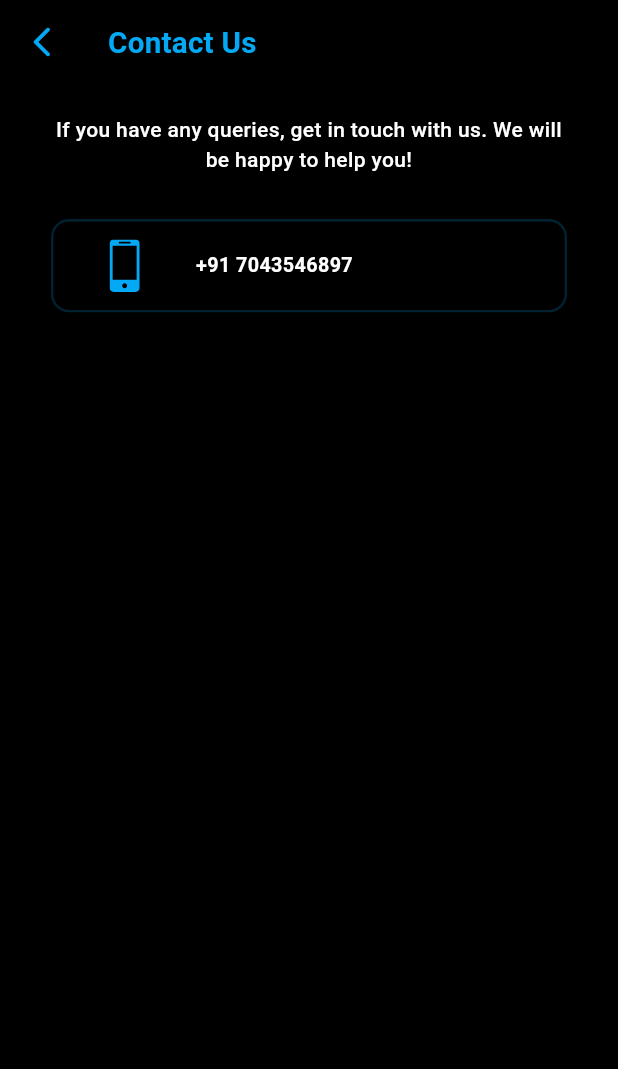
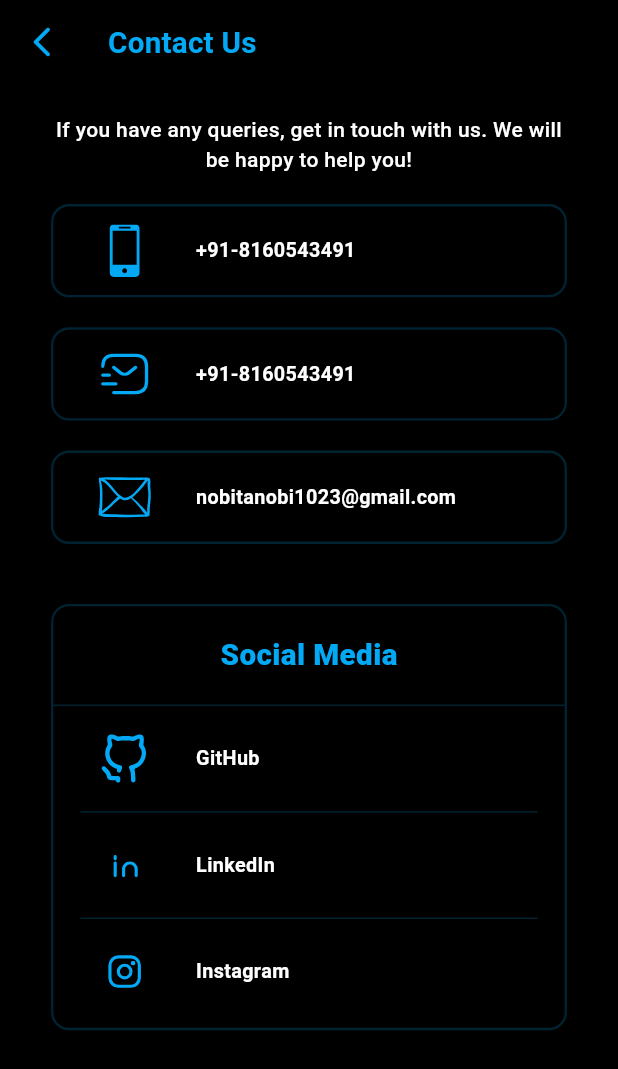
Before and after one commit to Zimil-Patel/advance_flutter_ch1, a Flutter app: the screen it shows after launch, on a phone screen of 412 x 824 dp. Shown: the top 1069 px of the screen. Run offline on Flutter 3.47's test engine with Material 3 defaults, Android fonts, the phone set to English and light mode, and no system bars; our stand-ins replace blurrycontainer, flutter_svg, google_fonts, image_gallery_saver, shared_preferences.

Commit message:
11 Oct 24

```diff
--- /dev/null
+++ b/lib/contact us page/screens/contact us home screen/components/contact_list.dart
@@ -0,0 +1,44 @@
+import 'package:advance_flutter_ch1/contact%20us%20page/screens/contact%20us%20home%20screen/components/social_media_button.dart';
+import 'package:flutter/material.dart';
+
+class ContactList extends StatelessWidget {
+  const ContactList({
+    super.key,
+    required this.height,
+  });
+
+  final double height;
+
+  @override
+  Widget build(BuildContext context) {
+    return Column(
+      children: [
+
+        // call
+        SocialMediaButton(
+          height: height,
+          label: '+91-8160543491',
+          svg: 'phone',
+          uri: Uri.parse('tel:+91-8160543491'),
+        ),
+
+        // sms
+        SocialMediaButton(
+          height: height,
+          label: '+91-8160543491',
+          svg: 'sms',
+          uri: Uri.parse('sms:+91-8160543491'),
+        ),
+
+        // email
+        SocialMediaButton(
+          height: height,
+          label: 'nobitanobi1023@gmail.com',
+          svg: 'mail',
+          uri: Uri.parse(
+              'mailto:nobitanobi1023@gmail.com?subject=Flutter&body=New%20Plugin'),
+        ),
+      ],
+    );
+  }
+}
--- /dev/null
+++ b/lib/contact us page/screens/contact us home screen/components/social_media_button.dart
@@ -0,0 +1,77 @@
+import 'package:flutter/cupertino.dart';
+import 'package:flutter/material.dart';
+import 'package:flutter_svg/flutter_svg.dart';
+import 'package:url_launcher/url_launcher.dart';
+
+class SocialMediaButton extends StatelessWidget {
+  const SocialMediaButton({
+    super.key,
+    required this.height,
+    required this.uri,
+    required this.svg,
+    required this.label,
+    this.showInAppWeb = false,
+    this.border = true,
+    this.margin,
+  });
+
+  final double height;
+  final Uri uri;
+  final String svg;
+  final String label;
+  final bool showInAppWeb;
+  final bool border;
+  final double? margin;
+
+  @override
+  Widget build(BuildContext context) {
+    return CupertinoButton(
+      onPressed: () async {
+        // launch in inAppWebView if showInAppWeb is true
+        if (showInAppWeb) {
+          await launchUrl(uri, mode: LaunchMode.inAppWebView);
+        } else {
+          await launchUrl(uri);
+        }
+      },
+      padding: EdgeInsets.zero,
+      child: Container(
+        margin: const EdgeInsets.symmetric(vertical: 10),
+        decoration: BoxDecoration(
+          borderRadius: BorderRadius.circular(12),
+          border: !border
+              ? null
+              : Border.all(
+                  width: 1.6,
+                  color: Colors.lightBlue.withOpacity(0.2),
+                ),
+        ),
+        child: Row(
+          crossAxisAlignment: CrossAxisAlignment.center,
+          children: [
+            Container(
+              height: 35,
+              width: 35,
+              margin:
+                  EdgeInsets.symmetric(horizontal: 30, vertical: margin ?? 12),
+              child: SvgPicture.asset(
+                'assets/svg/$svg.svg',
+                color: Colors.lightBlue,
+                fit: BoxFit.cover,
+              ),
+            ),
+            Text(
+              label,
+              style: Theme.of(context).textTheme.bodyMedium!.copyWith(
+                    fontSize: height * 0.016,
+                    overflow: TextOverflow.ellipsis,
+                    fontWeight: FontWeight.w600,
+                  ),
+            ),
+            const Spacer(),
+          ],
+        ),
+      ),
+    );
+  }
+}
--- /dev/null
+++ b/lib/contact us page/screens/contact us home screen/components/social_media_list.dart
@@ -0,0 +1,93 @@
+import 'package:advance_flutter_ch1/contact%20us%20page/screens/contact%20us%20home%20screen/components/social_media_button.dart';
+import 'package:advance_flutter_ch1/contact%20us%20page/screens/contact%20us%20home%20screen/components/social_media_title.dart';
+import 'package:flutter/material.dart';
+
+class SocialMediaList extends StatelessWidget {
+  const SocialMediaList({
+    super.key,
+    required this.height,
+  });
+
+  final double height;
+
+  @override
+  Widget build(BuildContext context) {
+    return Container(
+      margin: const EdgeInsets.symmetric(vertical: 10),
+      decoration: BoxDecoration(
+        borderRadius: BorderRadius.circular(12),
+        border: Border.all(
+          width: 1.6,
+          color: Colors.lightBlue.withOpacity(0.2),
+        ),
+      ),
+      child: Column(
+        children: [
+
+          const SizedBox(
+            height: 6,
+          ),
+
+          // Social media title
+          SocialMediaTitle(height: height),
+
+          Divider(
+            color: Colors.lightBlue.withOpacity(0.2),
+          ),
+
+
+          // Github
+          SocialMediaButton(
+            height: height,
+            uri: Uri.parse('https://github.com/Zimil-Patel'),
+            svg: 'github',
+            label: 'GitHub',
+            showInAppWeb: true,
+            border: false,
+            margin: 0,
+          ),
+
+          Divider(
+            color: Colors.lightBlue.withOpacity(0.2),
+            indent: 18,
+            endIndent: 18,
+          ),
+
+
+          // Linked In
+          SocialMediaButton(
+            height: height,
+            uri: Uri.parse('https://www.linkedin.com/in/zimil-patel/'),
+            svg: 'linkedin',
+            label: 'LinkedIn',
+            showInAppWeb: true,
+            border: false,
+            margin: 0,
+          ),
+
+          Divider(
+            color: Colors.lightBlue.withOpacity(0.2),
+            indent: 18,
+            endIndent: 18,
+          ),
+
+
+          // Instagram
+          SocialMediaButton(
+            height: height,
+            uri: Uri.parse('https://www.instagram.com/star_boy10_/'),
+            svg: 'instagram',
+            label: 'Instagram',
+            showInAppWeb: true,
+            border: false,
+            margin: 0,
+          ),
+
+          const SizedBox(
+            height: 10,
+          ),
+        ],
+      ),
+    );
+  }
+}
--- /dev/null
+++ b/lib/contact us page/screens/contact us home screen/components/social_media_title.dart
@@ -0,0 +1,32 @@
+import 'package:flutter/material.dart';
+
+class SocialMediaTitle extends StatelessWidget {
+  const SocialMediaTitle({
+    super.key,
+    required this.height,
+  });
+
+  final double height;
+
+  @override
+  Widget build(BuildContext context) {
+    return Row(
+      mainAxisAlignment: MainAxisAlignment.center,
+      children: [
+        Padding(
+          padding: const EdgeInsets.symmetric(vertical: 12.0),
+          child: Text(
+            'Social Media',
+            style:
+            Theme.of(context).textTheme.bodyMedium!.copyWith(
+              fontSize: height * 0.024,
+              overflow: TextOverflow.ellipsis,
+              fontWeight: FontWeight.w900,
+              color: Colors.lightBlue,
+            ),
+          ),
+        ),
+      ],
+    );
+  }
+}
--- a/lib/contact us page/screens/contact us home screen/contact_us_home_page.dart
+++ b/lib/contact us page/screens/contact us home screen/contact_us_home_page.dart
@@ -1,9 +1,8 @@
-import 'package:advance_flutter_ch1/todo%20app/todo_utils.dart';
-import 'package:flutter/cupertino.dart';
 import 'package:flutter/material.dart';
-import 'package:flutter_svg/flutter_svg.dart';
 
+import 'components/contact_list.dart';
 import 'components/contact_us_app_bar.dart';
+import 'components/social_media_list.dart';
 
 class ContactUsHomePage extends StatelessWidget {
   const ContactUsHomePage({super.key});
@@ -11,13 +10,13 @@
   @override
   Widget build(BuildContext context) {
     double height = MediaQuery.of(context).size.height;
-    double width = MediaQuery.of(context).size.width;
 
     return Scaffold(
       appBar: contactUsAppBar(context, height),
 
       // body
-      body: Padding(
+      body: SingleChildScrollView(
+        child: Padding(
           padding: const EdgeInsets.symmetric(vertical: 20.0, horizontal: 34),
           child: Column(
             crossAxisAlignment: CrossAxisAlignment.center,
@@ -35,45 +34,15 @@
                 height: 10,
               ),
 
-            CupertinoButton(
-              onPressed: () {},
-              padding: EdgeInsets.zero,
-              child: Container(
-                margin: const EdgeInsets.symmetric(vertical: 20),
-                decoration: BoxDecoration(
-                  borderRadius: BorderRadius.circular(12),
-                  border: Border.all(
-                    width: 1.6,
-                    color: Colors.lightBlue.withOpacity(0.2),
+              ContactList(height: height),
+
+              const SizedBox(
+                height: 20,
               ),
-                ),
-                child: Row(
-                  crossAxisAlignment: CrossAxisAlignment.center,
-                  children: [
-                    Container(
-                      height: 35,
-                      width: 35,
-                      margin: const EdgeInsets.symmetric(
-                          horizontal: 30, vertical: 12),
-                      child: SvgPicture.asset(
-                        'assets/svg/phone.svg',
-                        color: Colors.lightBlue,
-                        fit: BoxFit.cover,
-                      ),
-                    ),
-                     Expanded(
-                      flex: 2,
-                      child: Text('+91 7043546897', style: Theme.of(context).textTheme.bodyMedium!.copyWith(
-                        fontSize: height * 0.016,
-                        fontWeight: FontWeight.w600
-                      ),),
-                    ),
-                    const Spacer(),
+
+              SocialMediaList(height: height),
             ],
           ),
-              ),
-            ),
-          ],
         ),
       ),
     );
--- a/pubspec.yaml
+++ b/pubspec.yaml
@@ -23,6 +23,7 @@
   google_fonts: ^6.2.1
   image_gallery_saver: ^2.0.3
   flutter_svg: ^2.0.10+1
+  url_launcher: ^6.3.1
 
 dev_dependencies:
   flutter_test:
```
Also changed, not shown: assets/svg/insta.svg (deleted), assets/svg/instagram.svg (added), pubspec.lock, 6 other files. Lines whose indentation alone changed are shown as unchanged.
